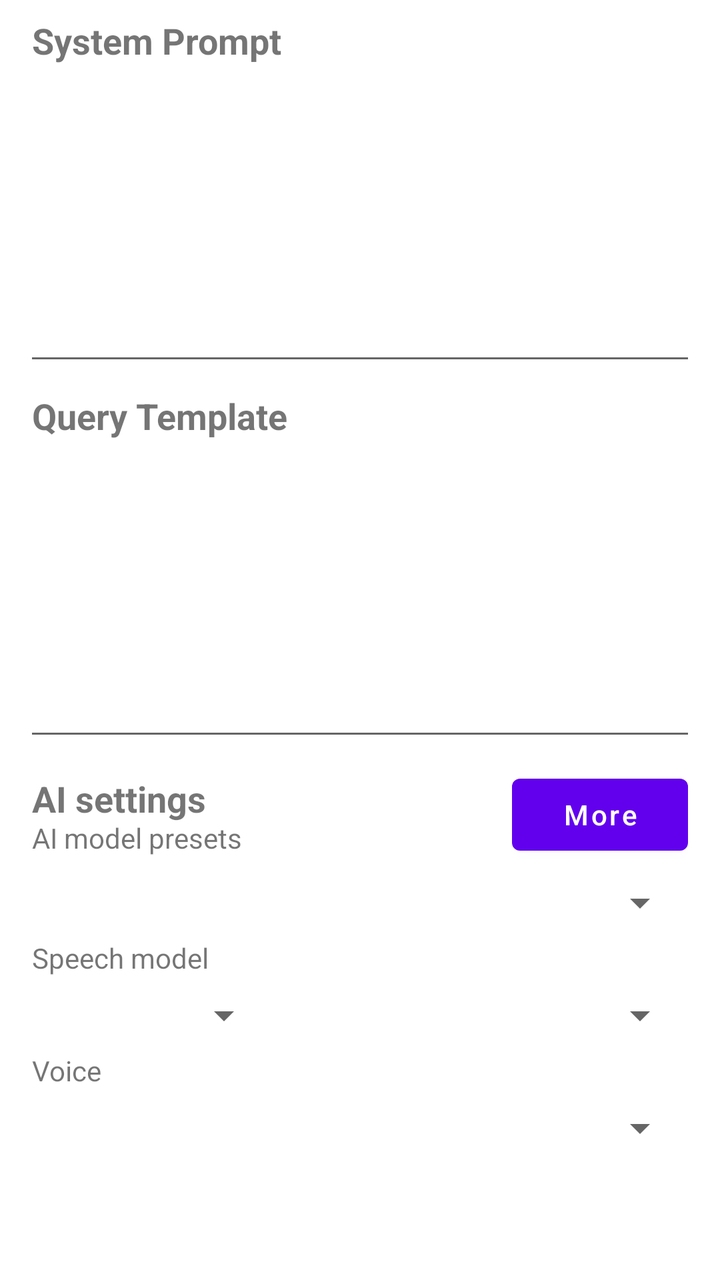
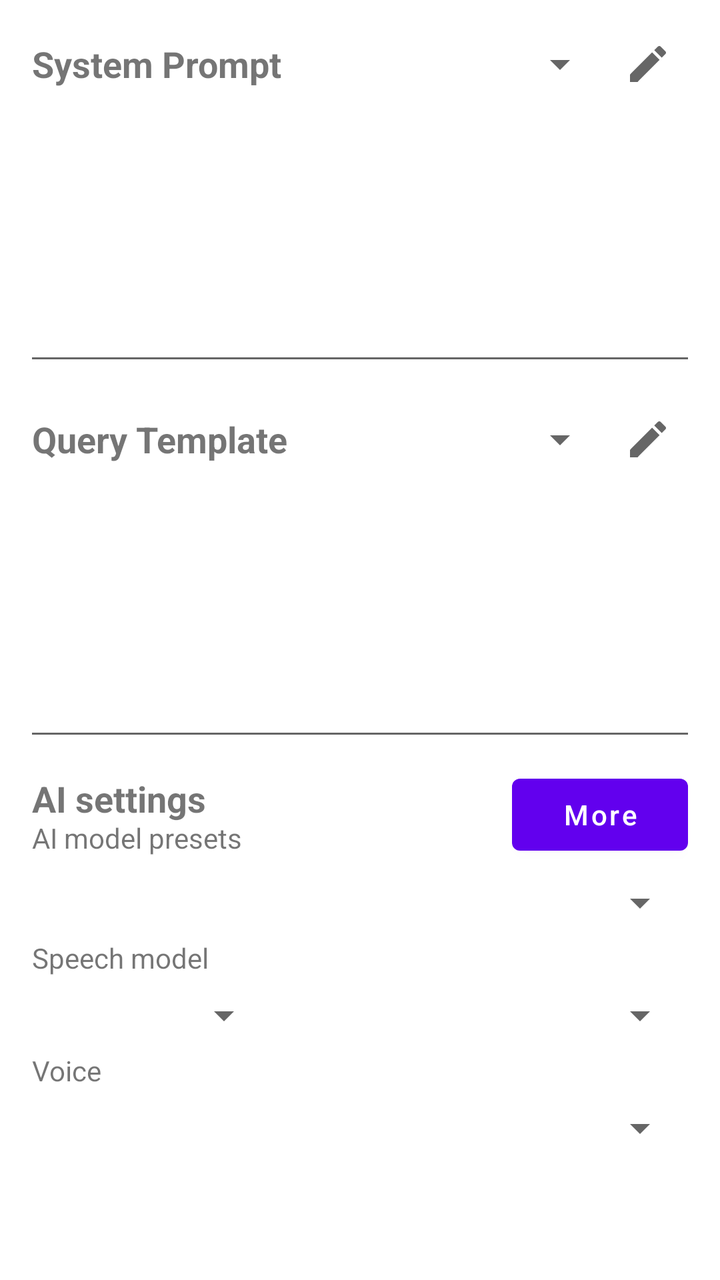

Before-and-after screenshots of an Android layout around one commit, followed by the original layout XML and the change that was made.
<!-- AndroidManifest.xml: application theme Theme.MyMeditation -->
<!-- res/layout/fragment_configuration.xml -->
<?xml version="1.0" encoding="utf-8"?>
<LinearLayout xmlns:android="http://schemas.android.com/apk/res/android"
    android:layout_width="match_parent"
    android:layout_height="match_parent"
    android:orientation="vertical"
    android:paddingBottom="?attr/actionBarSize">

    <LinearLayout
        android:id="@+id/systemPromptSection"
        android:layout_width="match_parent"
        android:layout_height="0dp"
        android:layout_weight="1"
        android:orientation="vertical">
        <TextView
            android:layout_width="wrap_content"
            android:layout_height="wrap_content"
            android:labelFor="@id/editTextSystemPrompt"
            android:layout_marginStart="@dimen/activity_horizontal_margin"
            android:layout_marginEnd="@dimen/activity_horizontal_margin"
            android:layout_marginTop="@dimen/activity_heading_margin"
            android:text="@string/label_system_prompt"
            android:textSize="@dimen/text_size_content_heading"
            android:textStyle="bold" />

        <EditText
            android:id="@+id/editTextSystemPrompt"
            android:layout_width="match_parent"
            android:layout_height="0dp"
            android:layout_marginStart="@dimen/editText_horizontal_margin"
            android:layout_marginEnd="@dimen/editText_horizontal_margin"
            android:layout_weight="1"
            android:scrollbars="vertical"
            android:gravity="top"
            android:importantForAutofill="no"
            android:inputType="textMultiLine"
            android:textSize="@dimen/text_size_content" />

    </LinearLayout>

    <LinearLayout
        android:id="@+id/queryTemplateSection"
        android:layout_width="match_parent"
        android:layout_height="0dp"
        android:layout_weight="1"
        android:orientation="vertical">
        <TextView
            android:layout_width="wrap_content"
            android:layout_height="wrap_content"
            android:layout_marginStart="@dimen/activity_horizontal_margin"
            android:layout_marginEnd="@dimen/activity_horizontal_margin"
            android:layout_marginTop="@dimen/activity_heading_margin"
            android:labelFor="@id/editTextQueryTemplate"
            android:text="@string/label_query_template"
            android:textSize="@dimen/text_size_content_heading"
            android:textStyle="bold" />

        <EditText
            android:id="@+id/editTextQueryTemplate"
            android:layout_width="match_parent"
            android:layout_height="0dp"
            android:layout_marginStart="@dimen/editText_horizontal_margin"
            android:layout_marginEnd="@dimen/editText_horizontal_margin"
            android:layout_weight="1"
            android:scrollbars="vertical"
            android:gravity="top"
            android:importantForAutofill="no"
            android:inputType="textMultiLine"
            android:textSize="@dimen/text_size_content" />

    </LinearLayout>

    <LinearLayout
        android:id="@+id/inlineAiSettingsSection"
        android:layout_width="match_parent"
        android:layout_height="wrap_content"
        android:layout_marginHorizontal="@dimen/activity_horizontal_margin"
        android:layout_marginTop="@dimen/activity_heading_margin"
        android:orientation="vertical">

        <LinearLayout
            android:layout_width="match_parent"
            android:layout_height="wrap_content"
            android:gravity="center_vertical"
            android:orientation="horizontal">
            <LinearLayout
                android:layout_width="0dp"
                android:layout_height="wrap_content"
                android:layout_weight="1"
                android:orientation="vertical">
                <TextView
                    android:layout_width="match_parent"
                    android:layout_height="wrap_content"
                    android:accessibilityHeading="true"
                    android:text="@string/ai_settings"
                    android:textSize="@dimen/text_size_content_heading"
                    android:textStyle="bold" />
                <TextView
                    android:layout_width="match_parent"
                    android:layout_height="wrap_content"
                    android:includeFontPadding="false"
                    android:labelFor="@id/spinnerAiModelPreset"
                    android:text="@string/ai_model_presets_label" />
            </LinearLayout>
            <Button
                android:id="@+id/buttonAiSettings"
                android:layout_width="wrap_content"
                android:layout_height="48dp"
                android:layout_marginStart="8dp"
                android:text="@string/button_more"
                android:contentDescription="@string/ai_settings"
                android:textAllCaps="false" />
        </LinearLayout>

        <Spinner
            android:id="@+id/spinnerAiModelPreset"
            android:layout_width="match_parent"
            android:layout_height="40dp"
            android:saveEnabled="false" />

        <TextView
            android:layout_width="match_parent"
            android:layout_height="wrap_content"
            android:includeFontPadding="false"
            android:labelFor="@id/spinnerSpeechModel"
            android:text="@string/speech_model_label" />
        <LinearLayout
            android:layout_width="match_parent"
            android:layout_height="40dp"
            android:orientation="horizontal">
            <Spinner
                android:id="@+id/spinnerSpeechBackend"
                android:layout_width="120dp"
                android:layout_height="match_parent"
                android:contentDescription="@string/speech_output_label"
                android:saveEnabled="false" />
            <Spinner
                android:id="@+id/spinnerSpeechModel"
                android:layout_width="0dp"
                android:layout_height="match_parent"
                android:layout_marginStart="8dp"
                android:layout_weight="1"
                android:saveEnabled="false" />
        </LinearLayout>

        <TextView
            android:layout_width="match_parent"
            android:layout_height="wrap_content"
            android:includeFontPadding="false"
            android:labelFor="@id/spinnerSpeechVoice"
            android:text="@string/speech_voice_label" />
        <Spinner
            android:id="@+id/spinnerSpeechVoice"
            android:layout_width="match_parent"
            android:layout_height="40dp"
            android:saveEnabled="false" />
    </LinearLayout>
</LinearLayout>
<!-- resources referenced by this layout -->
<resources>
  <dimen name="activity_heading_margin">8dp</dimen>
  <dimen name="activity_horizontal_margin">16dp</dimen>
  <dimen name="editText_horizontal_margin">12dp</dimen>
  <dimen name="text_size_content">16sp</dimen>
  <dimen name="text_size_content_heading">18sp</dimen>
  <string name="ai_model_presets_label">AI model presets</string>
  <string name="ai_settings">AI settings</string>
  <string name="button_more">More</string>
  <string name="label_query_template">Query Template</string>
  <string name="label_system_prompt">System Prompt</string>
  <string name="speech_model_label">Speech model</string>
  <string name="speech_output_label">Voice output</string>
  <string name="speech_voice_label">Voice</string>
  <style name="Theme.MyMeditation" parent="Theme.MaterialComponents.DayNight.DarkActionBar">
          
          <item name="colorPrimary">@color/purple_500</item>
          <item name="colorPrimaryVariant">@color/purple_700</item>
          <item name="colorOnPrimary">@color/white</item>
          
          <item name="colorSecondary">@color/teal_200</item>
          <item name="colorSecondaryVariant">@color/teal_700</item>
          <item name="colorOnSecondary">@color/black</item>
          
          <item name="android:statusBarColor">?attr/colorPrimaryVariant</item>
          
      </style>
  <color name="purple_500">#FF6200EE</color>
  <color name="purple_700">#FF3700B3</color>
  <color name="white">#FFFFFFFF</color>
  <color name="teal_200">#FF03DAC5</color>
  <color name="teal_700">#FF018786</color>
  <color name="black">#FF000000</color>
</resources>

<!-- the commit's change to res/layout/fragment_configuration.xml (unified diff, before → after) -->
@@ -1,5 +1,6 @@
 <?xml version="1.0" encoding="utf-8"?>
 <LinearLayout xmlns:android="http://schemas.android.com/apk/res/android"
+    xmlns:app="http://schemas.android.com/apk/res-auto"
     android:layout_width="match_parent"
     android:layout_height="match_parent"
     android:orientation="vertical"
@@ -11,16 +12,42 @@
         android:layout_height="0dp"
         android:layout_weight="1"
         android:orientation="vertical">
-        <TextView
-            android:layout_width="wrap_content"
-            android:layout_height="wrap_content"
-            android:labelFor="@id/editTextSystemPrompt"
-            android:layout_marginStart="@dimen/activity_horizontal_margin"
-            android:layout_marginEnd="@dimen/activity_horizontal_margin"
+        <LinearLayout
+            android:layout_width="match_parent"
+            android:layout_height="48dp"
+            android:layout_marginHorizontal="@dimen/activity_horizontal_margin"
             android:layout_marginTop="@dimen/activity_heading_margin"
-            android:text="@string/label_system_prompt"
-            android:textSize="@dimen/text_size_content_heading"
-            android:textStyle="bold" />
+            android:gravity="center_vertical"
+            android:orientation="horizontal">
+            <TextView
+                android:layout_width="wrap_content"
+                android:layout_height="wrap_content"
+                android:maxWidth="160dp"
+                android:singleLine="true"
+                android:ellipsize="end"
+                android:labelFor="@id/editTextSystemPrompt"
+                android:text="@string/label_system_prompt"
+                android:textSize="@dimen/text_size_content_heading"
+                android:textStyle="bold" />
+            <Spinner
+                android:id="@+id/spinnerSystemPromptTemplate"
+                android:layout_width="0dp"
+                android:layout_height="match_parent"
+                android:layout_weight="1"
+                android:saveEnabled="false"
+                android:contentDescription="@string/system_prompt_templates" />
+            <ImageButton
+                android:id="@+id/buttonSystemPromptTemplates"
+                android:layout_width="40dp"
+                android:layout_height="48dp"
+                android:paddingHorizontal="8dp"
+                android:paddingVertical="12dp"
+                android:background="?attr/selectableItemBackgroundBorderless"
+                android:src="@drawable/ic_edit_meditation"
+                app:tint="?attr/colorControlNormal"
+                android:contentDescription="@string/system_prompt_templates"
+                android:tooltipText="@string/system_prompt_templates" />
+        </LinearLayout>
 
         <EditText
             android:id="@+id/editTextSystemPrompt"
@@ -43,16 +70,42 @@
         android:layout_height="0dp"
         android:layout_weight="1"
         android:orientation="vertical">
-        <TextView
-            android:layout_width="wrap_content"
-            android:layout_height="wrap_content"
-            android:layout_marginStart="@dimen/activity_horizontal_margin"
-            android:layout_marginEnd="@dimen/activity_horizontal_margin"
+        <LinearLayout
+            android:layout_width="match_parent"
+            android:layout_height="48dp"
+            android:layout_marginHorizontal="@dimen/activity_horizontal_margin"
             android:layout_marginTop="@dimen/activity_heading_margin"
-            android:labelFor="@id/editTextQueryTemplate"
-            android:text="@string/label_query_template"
-            android:textSize="@dimen/text_size_content_heading"
-            android:textStyle="bold" />
+            android:gravity="center_vertical"
+            android:orientation="horizontal">
+            <TextView
+                android:layout_width="wrap_content"
+                android:layout_height="wrap_content"
+                android:maxWidth="160dp"
+                android:singleLine="true"
+                android:ellipsize="end"
+                android:labelFor="@id/editTextQueryTemplate"
+                android:text="@string/label_query_template"
+                android:textSize="@dimen/text_size_content_heading"
+                android:textStyle="bold" />
+            <Spinner
+                android:id="@+id/spinnerQueryPromptTemplate"
+                android:layout_width="0dp"
+                android:layout_height="match_parent"
+                android:layout_weight="1"
+                android:saveEnabled="false"
+                android:contentDescription="@string/query_prompt_templates" />
+            <ImageButton
+                android:id="@+id/buttonQueryPromptTemplates"
+                android:layout_width="40dp"
+                android:layout_height="48dp"
+                android:paddingHorizontal="8dp"
+                android:paddingVertical="12dp"
+                android:background="?attr/selectableItemBackgroundBorderless"
+                android:src="@drawable/ic_edit_meditation"
+                app:tint="?attr/colorControlNormal"
+                android:contentDescription="@string/query_prompt_templates"
+                android:tooltipText="@string/query_prompt_templates" />
+        </LinearLayout>
 
         <EditText
             android:id="@+id/editTextQueryTemplate"
<!-- resource entries referenced after the edit -->
@@ -5,14 +5,23 @@
   <dimen name="editText_horizontal_margin">12dp</dimen>
   <dimen name="text_size_content">16sp</dimen>
   <dimen name="text_size_content_heading">18sp</dimen>
+  <!-- drawable ic_edit_meditation (drawable) -->
+  <vector xmlns:android="http://schemas.android.com/apk/res/android"
+      android:width="24dp" android:height="24dp"
+      android:viewportWidth="24" android:viewportHeight="24">
+      <path android:fillColor="#FF000000"
+          android:pathData="M3,17.25V21h3.75L17.81,9.94l-3.75,-3.75L3,17.25zM20.71,7.04c0.39,-0.39 0.39,-1.02 0,-1.41l-2.34,-2.34c-0.39,-0.39 -1.02,-0.39 -1.41,0l-1.83,1.83 3.75,3.75 1.83,-1.83z" />
+  </vector>
   <string name="ai_model_presets_label">AI model presets</string>
   <string name="ai_settings">AI settings</string>
   <string name="button_more">More</string>
   <string name="label_query_template">Query Template</string>
   <string name="label_system_prompt">System Prompt</string>
+  <string name="query_prompt_templates">Query templates</string>
   <string name="speech_model_label">Speech model</string>
   <string name="speech_output_label">Voice output</string>
   <string name="speech_voice_label">Voice</string>
+  <string name="system_prompt_templates">System prompt templates</string>
   <style name="Theme.MyMeditation" parent="Theme.MaterialComponents.DayNight.DarkActionBar">
           
           <item name="colorPrimary">@color/purple_500</item>
